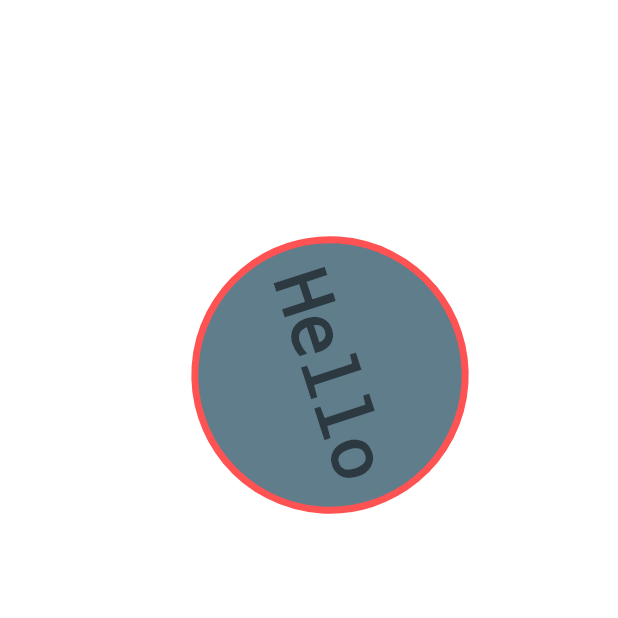
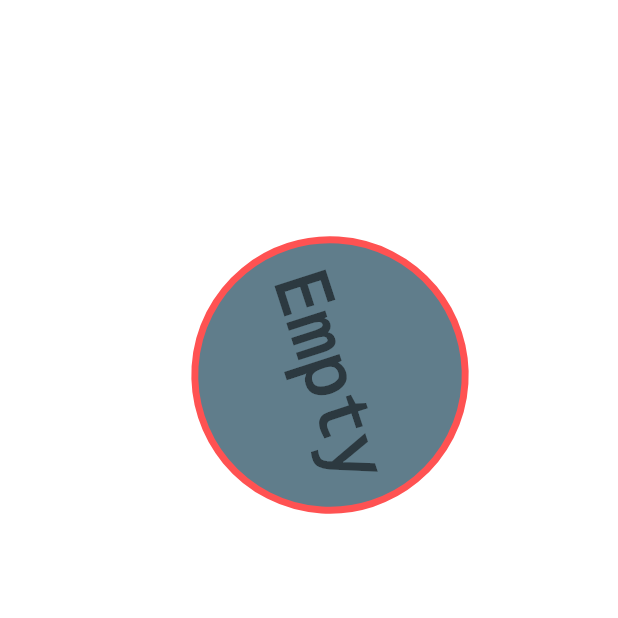
Before and after one commit to ocalvet/flutter_animations_tutorial, a Flutter app: the screen it shows after launch, on a phone screen of 412 x 824 dp, the top half of it. Run offline on Flutter 3.47's test engine with Material 2 defaults, Android fonts, the phone set to English and light mode, and no system bars.

Commit message:
Change widget to take in text as parameter

```diff
--- a/lib/rotating_text/rotating_square.dart
+++ b/lib/rotating_text/rotating_square.dart
@@ -3,6 +3,10 @@ import 'dart:math';
 import 'package:flutter/material.dart';
 
 class RotatingSquare extends StatefulWidget {
+  final String displayText;
+
+  const RotatingSquare({Key key, this.displayText}) : super(key: key);
+
   @override
   RotaringSquareState createState() => RotaringSquareState();
 }
@@ -22,6 +26,7 @@ class RotaringSquareState extends State<RotatingSquare>
 
   @override
   Widget build(BuildContext context) {
+    String text = widget?.displayText ?? "Empty";
     return ControlledRotatingWidget(
       controller: this.controller,
       child: Container(
@@ -37,7 +42,7 @@ class RotaringSquareState extends State<RotatingSquare>
         ),
         child: Center(
           child: Text(
-            'Hello',
+            text,
             textDirection: TextDirection.ltr,
             style: TextStyle(
               fontSize: 52,
```
